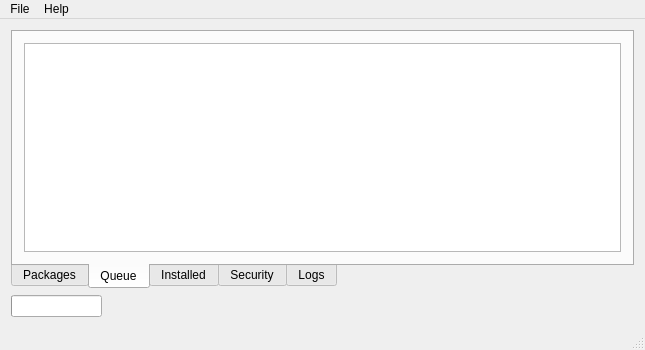
Above: src/mainwindow.ui from olear/userpkg before the change. Below: the same form after it.
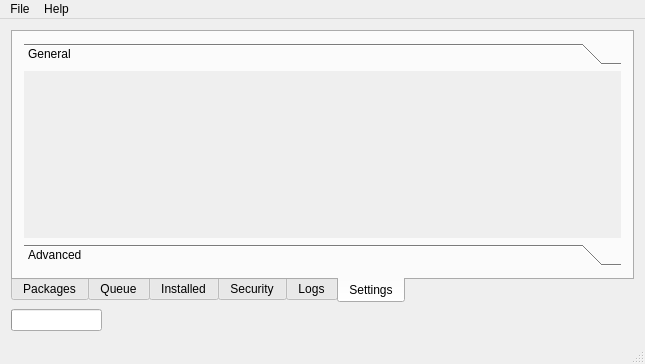
That is the form after the change. The open tabs and pages were chosen to show the change. Icons and pictures are not drawn.

Commit message: added pkg desc, notify on vulns, hide UI with --tray on startup

Patch:
```diff
--- a/src/mainwindow.ui
+++ b/src/mainwindow.ui
@@ -7,7 +7,7 @@
     <x>0</x>
     <y>0</y>
     <width>645</width>
-    <height>350</height>
+    <height>364</height>
    </rect>
   </property>
   <property name="windowTitle">
@@ -651,6 +651,46 @@
         </item>
        </layout>
       </widget>
+      <widget class="QWidget" name="settingsTab">
+       <attribute name="title">
+        <string>Settings</string>
+       </attribute>
+       <layout class="QVBoxLayout" name="verticalLayout_6">
+        <item>
+         <widget class="QToolBox" name="toolBox_2">
+          <property name="currentIndex">
+           <number>0</number>
+          </property>
+          <widget class="QWidget" name="page_3">
+           <property name="geometry">
+            <rect>
+             <x>0</x>
+             <y>0</y>
+             <width>605</width>
+             <height>155</height>
+            </rect>
+           </property>
+           <attribute name="label">
+            <string>General</string>
+           </attribute>
+          </widget>
+          <widget class="QWidget" name="page_4">
+           <property name="geometry">
+            <rect>
+             <x>0</x>
+             <y>0</y>
+             <width>605</width>
+             <height>155</height>
+            </rect>
+           </property>
+           <attribute name="label">
+            <string>Advanced</string>
+           </attribute>
+          </widget>
+         </widget>
+        </item>
+       </layout>
+      </widget>
      </widget>
     </item>
     <item>
```
Left out of the diff: 31 changed lines with no effect on the pictures. The commit also changes 3 other files.
